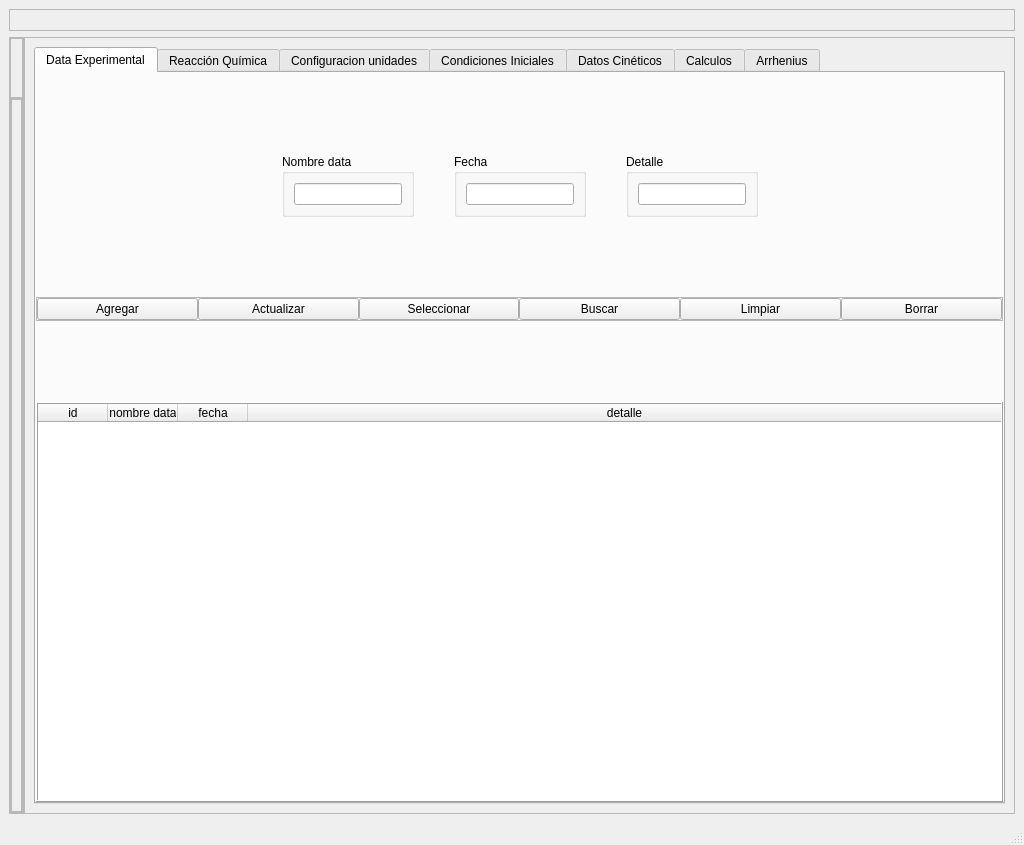
This is crud_db_v6_mant.ui in JuandresPUCE/tesis_pyqt_sqlite as Qt 5 draws it before an edit. The edited form follows.
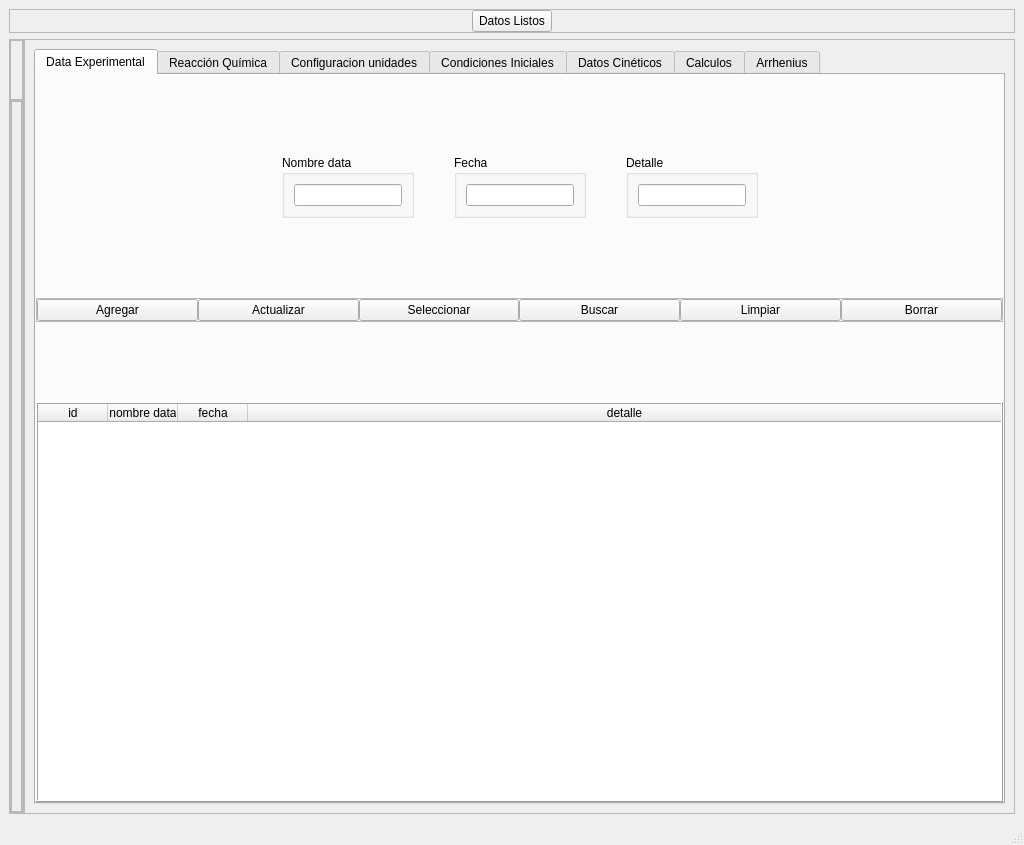
This is the edited form. The open tabs and pages were chosen to show the change.

Diff of the .ui file:
```diff
--- a/crud_db_v6_mant.ui
+++ b/crud_db_v6_mant.ui
@@ -79,6 +79,13 @@
            </property>
           </spacer>
          </item>
+         <item>
+          <widget class="QPushButton" name="data_lista_btn">
+           <property name="text">
+            <string>Datos Listos</string>
+           </property>
+          </widget>
+         </item>
          <item>
           <spacer name="horizontalSpacer_38">
            <property name="orientation">
```
Left out of the diff: 2 changed lines with no effect on the pictures.
